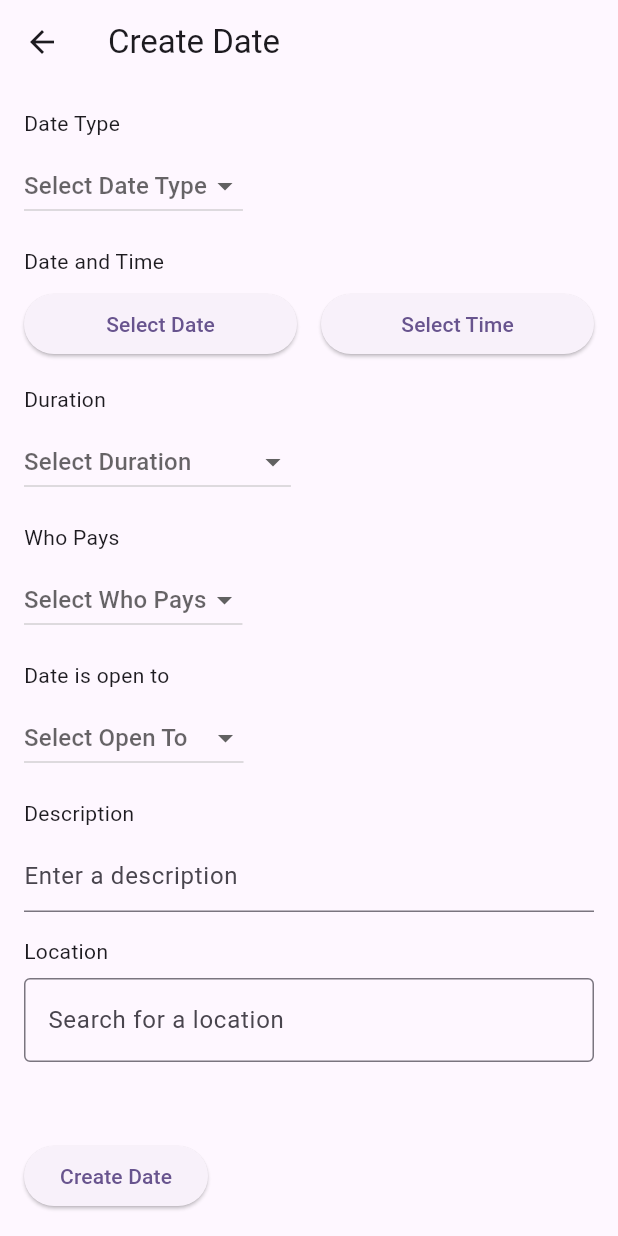
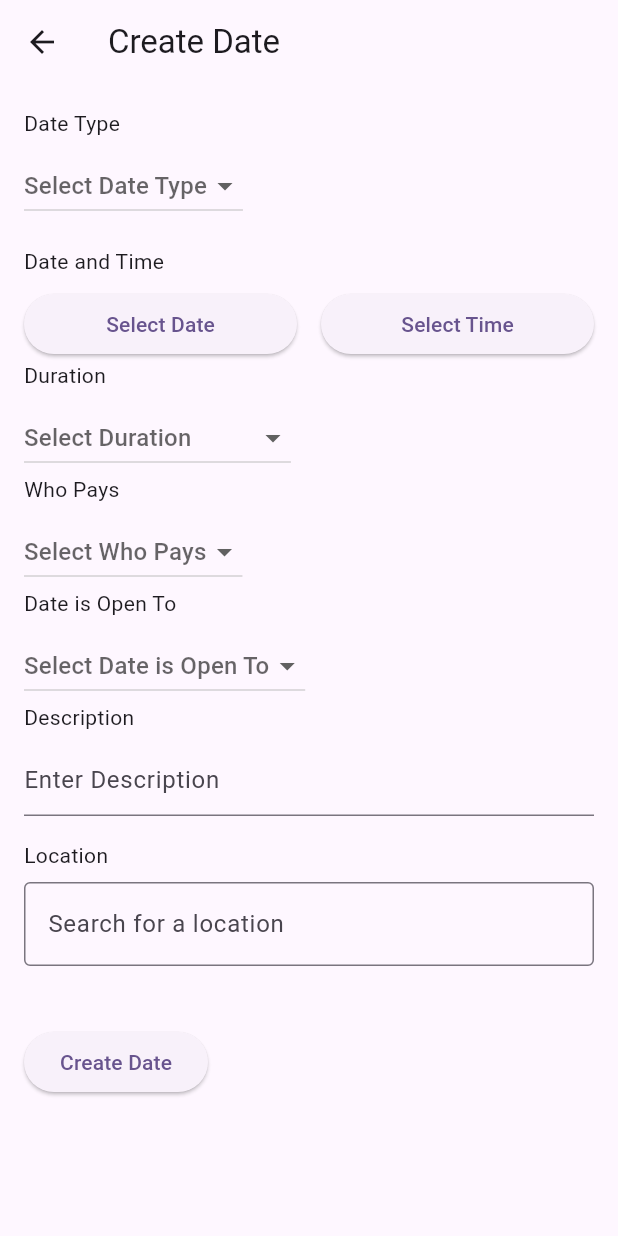
Before and after one commit to tltong/instadate, a Flutter app: the CreateDate screen opened directly with empty values, on a phone screen of 412 x 824 dp. Run offline on Flutter 3.47's test engine with Material 3 defaults, Android fonts, the light colour scheme and no system bars; our stand-ins replace cloud_firestore, dio, firebase_auth, firebase_core, firebase_storage, geocoding and 3 more; accounts and stored records are empty.

Commit message:
CreateDate - UI WIP

```diff
--- a/lib/Dates/CreateDate.dart
+++ b/lib/Dates/CreateDate.dart
@@ -24,7 +24,7 @@ class _CreateDateState extends State<CreateDate> {
   String? _selectedOpenTo;
   String? _selectedDateType;
   LatLng? _selectedLatLng;
-  String? _googleMapsUrl; // Store the Google Maps URL
+  String? _googleMapsUrl;
   final TextEditingController _locationController = TextEditingController();
   List<Map<String, dynamic>> _locationSuggestions = [];
   Timer? _debounce;
@@ -43,19 +43,18 @@ class _CreateDateState extends State<CreateDate> {
   Widget build(BuildContext context) {
     return Scaffold(
       appBar: AppBar(title: const Text('Create Date')),
-      body: Padding(
+      body: SafeArea(
+        child: SingleChildScrollView(
+          physics: const AlwaysScrollableScrollPhysics(),
+          child: Padding(
             padding: const EdgeInsets.all(16.0),
             child: Column(
               crossAxisAlignment: CrossAxisAlignment.start,
               children: [
-            const Text('Date Type'), // New section for "Date Type"
-
-            const SizedBox(height: 8.0),
-
-            DropdownButton<String>(
-              value: _selectedDateType,
-              hint: const Text('Select Date Type'),
-              items: <String>[
+                _buildDropdown(
+                    "Date Type",
+                    _selectedDateType,
+                    [
                       'Coffee',
                       'Lunch',
                       'Dinner',
@@ -64,24 +63,122 @@ class _CreateDateState extends State<CreateDate> {
                       'Wine and Music',
                       'Active',
                       'Cultural',
-                'Exhibition',
                       'Others',
                       'Getaway',
                       'Extra Special',
-              ].map<DropdownMenuItem<String>>((String value) {
+                    ],
+                    (value) => setState(() => _selectedDateType = value)),
+
+                const SizedBox(height: 16.0),
+                _buildDateAndTimePicker(),
+
+                _buildDropdown(
+                    "Duration",
+                    _selectedDuration,
+                    [
+                      '1 hour',
+                      '2 hours',
+                      '3 hours',
+                      '4 hours or more',
+                      'Let\'s go with the flow',
+                    ],
+                    (value) => setState(() => _selectedDuration = value)),
+
+                _buildDropdown(
+                    "Who Pays",
+                    _selectedWhoPays,
+                    [
+                      'I pay',
+                      'You pay',
+                      'Let\'s split',
+                    ],
+                    (value) => setState(() => _selectedWhoPays = value)),
+
+                _buildDropdown(
+                    "Date is Open To",
+                    _selectedOpenTo,
+                    [
+                      'Men',
+                      'Women',
+                      'Men and Women',
+                    ],
+                    (value) => setState(() => _selectedOpenTo = value)),
+
+                _buildTextField("Description", _description, (value) {
+                  setState(() => _description = value);
+                }),
+
+                const SizedBox(height: 16.0),
+                const Text('Location'),
+                const SizedBox(height: 8.0),
+
+                // Multi-line Location Input
+                TextField(
+                  controller: _locationController,
+                  decoration: const InputDecoration(
+                    hintText: 'Search for a location',
+                    border: OutlineInputBorder(),
+                  ),
+                  maxLines: null,
+                  keyboardType: TextInputType.multiline,
+                  onChanged: _getLocationSuggestions,
+                ),
+
+                if (_googleMapsUrl != null) ...[
+                  const SizedBox(height: 8.0),
+                  GestureDetector(
+                    onTap: () => _openGoogleMaps(_googleMapsUrl!),
+                    child: Text(
+                      "📍 View Location on Google Maps",
+                      style: TextStyle(
+                          color: Colors.blue,
+                          decoration: TextDecoration.underline),
+                    ),
+                  ),
+                ],
+
+                const SizedBox(height: 8.0),
+                _buildLocationSuggestions(),
+
+                const SizedBox(height: 32.0),
+                ElevatedButton(
+                  onPressed: _saveDateToFirestore,
+                  child: const Text('Create Date'),
+                ),
+              ],
+            ),
+          ),
+        ),
+      ),
+    );
+  }
+
+  Widget _buildDropdown(String title, String? selectedValue, List<String> items,
+      Function(String?) onChanged) {
+    return Column(
+      crossAxisAlignment: CrossAxisAlignment.start,
+      children: [
+        Text(title),
+        const SizedBox(height: 8.0),
+        DropdownButton<String>(
+          value: selectedValue,
+          hint: Text('Select $title'),
+          items: items.map((value) {
             return DropdownMenuItem<String>(
               value: value,
               child: Text(value),
             );
           }).toList(),
-              onChanged: (String? newValue) {
-                setState(() {
-                  _selectedDateType = newValue;
-                });
-              },
+          onChanged: onChanged,
         ),
+      ],
+    );
+  }
 
-            const SizedBox(height: 16.0),
+  Widget _buildDateAndTimePicker() {
+    return Column(
+      crossAxisAlignment: CrossAxisAlignment.start,
+      children: [
         const Text('Date and Time'),
         const SizedBox(height: 8.0),
         Row(
@@ -105,108 +202,30 @@ class _CreateDateState extends State<CreateDate> {
             ),
           ],
         ),
-            const SizedBox(height: 16.0),
-            const Text('Duration'),
-            const SizedBox(height: 8.0),
-            DropdownButton<String>(
-              value: _selectedDuration,
-              hint: const Text('Select Duration'),
-              items: <String>[
-                '< 1 hour',
-                '1 hour',
-                '2 hours',
-                '3 hours',
-                '4 hours or more',
-                'Let\'s go with the flow',
-              ].map<DropdownMenuItem<String>>((String value) {
-                return DropdownMenuItem<String>(
-                  value: value,
-                  child: Text(value),
+      ],
     );
-              }).toList(),
-              onChanged: (String? newValue) {
-                setState(() {
-                  _selectedDuration = newValue;
-                });
-              },
-            ),
-            const SizedBox(height: 16.0),
+  }
 
-            const Text('Who Pays'), // New section for "Who Pays"
-
-            const SizedBox(height: 8.0),
-
-            DropdownButton<String>(
-              value: _selectedWhoPays,
-              hint: const Text('Select Who Pays'),
-              items: <String>[
-                'I pay',
-                'You pay',
-                'Let\'s split',
-              ].map<DropdownMenuItem<String>>((String value) {
-                return DropdownMenuItem<String>(
-                  value: value,
-                  child: Text(value),
-                );
-              }).toList(),
-              onChanged: (String? newValue) {
-                setState(() {
-                  _selectedWhoPays = newValue;
-                });
-              },
-            ),
-
-            const SizedBox(height: 16.0),
-
-            const Text('Date is open to'), // New section for "Date is open to"
-
-            const SizedBox(height: 8.0),
-
-            DropdownButton<String>(
-              value: _selectedOpenTo,
-              hint: const Text('Select Open To'),
-              items: <String>[
-                'Men',
-                'Women',
-                'Men and Women',
-              ].map<DropdownMenuItem<String>>((String value) {
-                return DropdownMenuItem<String>(
-                  value: value,
-                  child: Text(value),
-                );
-              }).toList(),
-              onChanged: (String? newValue) {
-                setState(() {
-                  _selectedOpenTo = newValue;
-                });
-              },
-            ),
-
-            const SizedBox(height: 16.0),
-            const Text('Description'),
+  Widget _buildTextField(
+      String title, String? value, Function(String) onChanged) {
+    return Column(
+      crossAxisAlignment: CrossAxisAlignment.start,
+      children: [
+        Text(title),
         const SizedBox(height: 8.0),
         TextField(
-              onChanged: (value) => setState(() => _description = value),
-              decoration:
-                  const InputDecoration(hintText: 'Enter a description'),
+          onChanged: onChanged,
+          decoration: InputDecoration(hintText: 'Enter $title'),
         ),
-            const SizedBox(height: 16.0),
-            const Text('Location'),
-            const SizedBox(height: 8.0),
-            TextField(
-              controller: _locationController,
-              decoration: const InputDecoration(
-                hintText: 'Search for a location',
-                border:
-                    OutlineInputBorder(), // Optional: Adds a border for better UI
-              ),
-              maxLines: null, // Allows multiple lines
-              keyboardType: TextInputType.multiline, // Enables multi-line input
-              onChanged: _getLocationSuggestions,
-            ),
-            const SizedBox(height: 8.0),
-            Expanded(
+      ],
+    );
+  }
+
+  Widget _buildLocationSuggestions() {
+    return ConstrainedBox(
+      constraints: const BoxConstraints(maxHeight: 200),
       child: ListView.builder(
+        shrinkWrap: true,
         itemCount: _locationSuggestions.length,
         itemBuilder: (context, index) {
           return ListTile(
@@ -215,45 +234,45 @@ class _CreateDateState extends State<CreateDate> {
           );
         },
       ),
-            ),
-            if (_googleMapsUrl != null) ...[
-              const SizedBox(height: 8.0),
-              GestureDetector(
-                onTap: () => _openGoogleMaps(_googleMapsUrl!),
-                child: Text(
-                  "Open in Google Maps",
-                  style: TextStyle(
-                      color: Colors.blue, decoration: TextDecoration.underline),
-                ),
-              ),
-            ],
-            const SizedBox(height: 32.0),
-            ElevatedButton(
-              onPressed: _saveDateToFirestore,
-              child: const Text('Create Date'),
-            ),
-          ],
-        ),
-      ),
     );
   }
 
-  Future<void> _selectDate(BuildContext context) async {
-    final picked = await showDatePicker(
-      context: context,
-      initialDate: _selectedDate ?? DateTime.now(),
-      firstDate: DateTime(2000),
-      lastDate: DateTime(2101),
-    );
-    if (picked != null) setState(() => _selectedDate = picked);
+  void _openGoogleMaps(String url) async {
+    if (await canLaunch(url)) {
+      await launch(url);
+    } else {
+      print("Could not open Google Maps");
+    }
   }
 
-  Future<void> _selectTime(BuildContext context) async {
-    final picked = await showTimePicker(
-      context: context,
-      initialTime: _selectedTime ?? const TimeOfDay(hour: 12, minute: 0),
+  Future<void> _selectLocation(Map<String, dynamic> selectedLocation) async {
+    String locationName = selectedLocation["description"];
+    _locationController.text = locationName;
+    setState(() => _locationSuggestions = []);
+
+    try {
+      final response = await Dio().get(
+        "https://maps.googleapis.com/maps/api/place/details/json",
+        queryParameters: {
+          "place_id": selectedLocation["place_id"],
+          "key": _googleApiKey,
+        },
       );
-    if (picked != null) setState(() => _selectedTime = picked);
+
+      if (response.statusCode == 200) {
+        var location = response.data["result"]["geometry"]["location"];
+        double lat = location["lat"];
+        double lng = location["lng"];
+
+        setState(() {
+          _selectedLatLng = LatLng(lat, lng);
+          _googleMapsUrl =
+              "https://www.google.com/maps/search/?api=1&query=${Uri.encodeComponent(locationName)}";
+        });
+      }
+    } catch (e) {
+      print("Error fetching location details: $e");
+    }
   }
 
   Future<void> _getLocationSuggestions(String query) async {
@@ -292,62 +311,25 @@ class _CreateDateState extends State<CreateDate> {
     });
   }
 
-  Future<void> _selectLocation(Map<String, dynamic> selectedLocation) async {
-    String locationName = selectedLocation["description"];
-    _locationController.text = locationName;
-    setState(() => _locationSuggestions = []);
-
-    try {
-      final response = await Dio().get(
-        "https://maps.googleapis.com/maps/api/place/details/json",
-        queryParameters: {
-          "place_id": selectedLocation["place_id"],
-          "key": _googleApiKey,
-        },
+  Future<void> _selectDate(BuildContext context) async {
+    final picked = await showDatePicker(
+      context: context,
+      initialDate: _selectedDate ?? DateTime.now(),
+      firstDate: DateTime(2000),
+      lastDate: DateTime(2101),
     );
-
-      if (response.statusCode == 200) {
-        var location = response.data["result"]["geometry"]["location"];
-        double lat = location["lat"];
-        double lng = location["lng"];
-
-        setState(() {
-          _selectedLatLng = LatLng(lat, lng);
-          _googleMapsUrl =
-              "https://www.google.com/maps/search/?api=1&query=${Uri.encodeComponent(locationName)}";
-        });
-      }
-    } catch (e) {
-      print("Error fetching location details: $e");
-    }
+    if (picked != null) setState(() => _selectedDate = picked);
   }
 
-  void _openGoogleMaps(String url) async {
-    if (await canLaunch(url)) {
-      await launch(url);
-    } else {
-      print("Could not open Google Maps");
-    }
+  Future<void> _selectTime(BuildContext context) async {
+    final picked = await showTimePicker(
+      context: context,
+      initialTime: _selectedTime ?? const TimeOfDay(hour: 12, minute: 0),
+    );
+    if (picked != null) setState(() => _selectedTime = picked);
   }
 
   Future<void> _saveDateToFirestore() async {
-    if (_selectedDate == null ||
-        _selectedTime == null ||
-        _description == null) {
-      ScaffoldMessenger.of(context).showSnackBar(
-        const SnackBar(content: Text('Please fill in all fields')),
-      );
-      return;
-    }
-
-    DateTime finalDateTime = DateTime(
-      _selectedDate!.year,
-      _selectedDate!.month,
-      _selectedDate!.day,
-      _selectedTime!.hour,
-      _selectedTime!.minute,
-    );
-
     final docRef = FirebaseFirestore.instance
         .collection('users')
         .doc(widget.email)
@@ -355,7 +337,7 @@ class _CreateDateState extends State<CreateDate> {
         .doc();
 
     await docRef.set({
-      'date': Timestamp.fromDate(finalDateTime),
+      'date': Timestamp.fromDate(_selectedDate!),
       'description': _description,
       'location': _locationController.text,
       'latitude': _selectedLatLng?.latitude,
@@ -363,6 +345,7 @@ class _CreateDateState extends State<CreateDate> {
       'duration': _selectedDuration,
       'whoPays': _selectedWhoPays,
       'openTo': _selectedOpenTo,
+      'dateType': _selectedDateType,
     });
 
     Navigator.pop(context);
```
Lines whose indentation alone changed are shown as unchanged.
